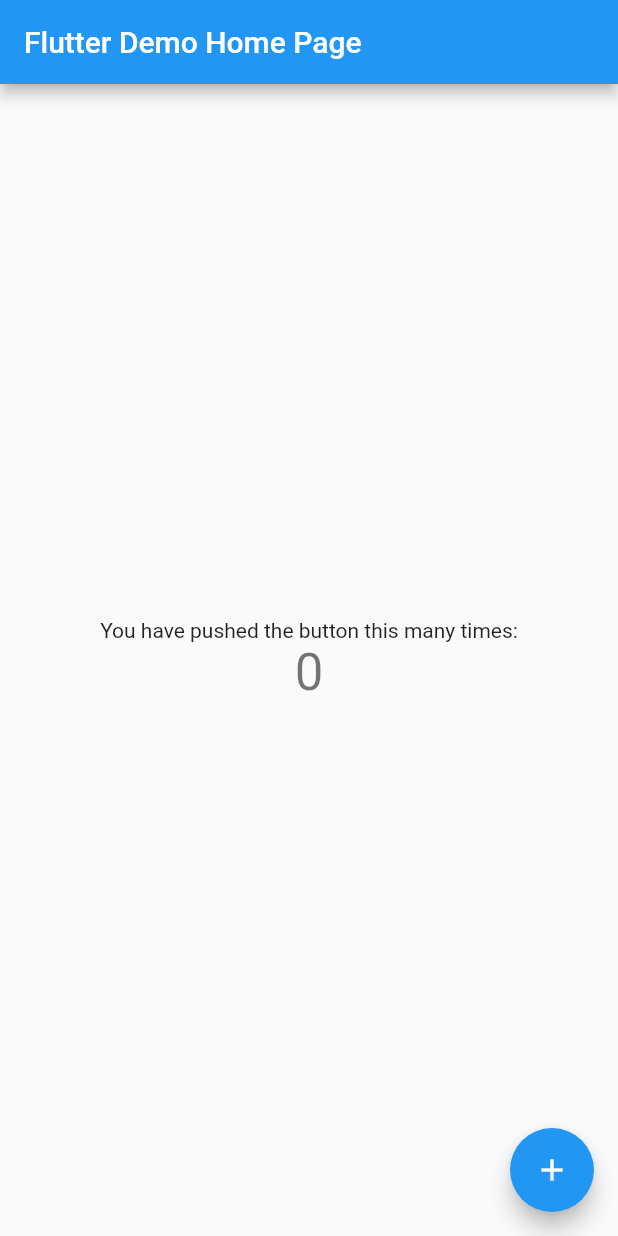
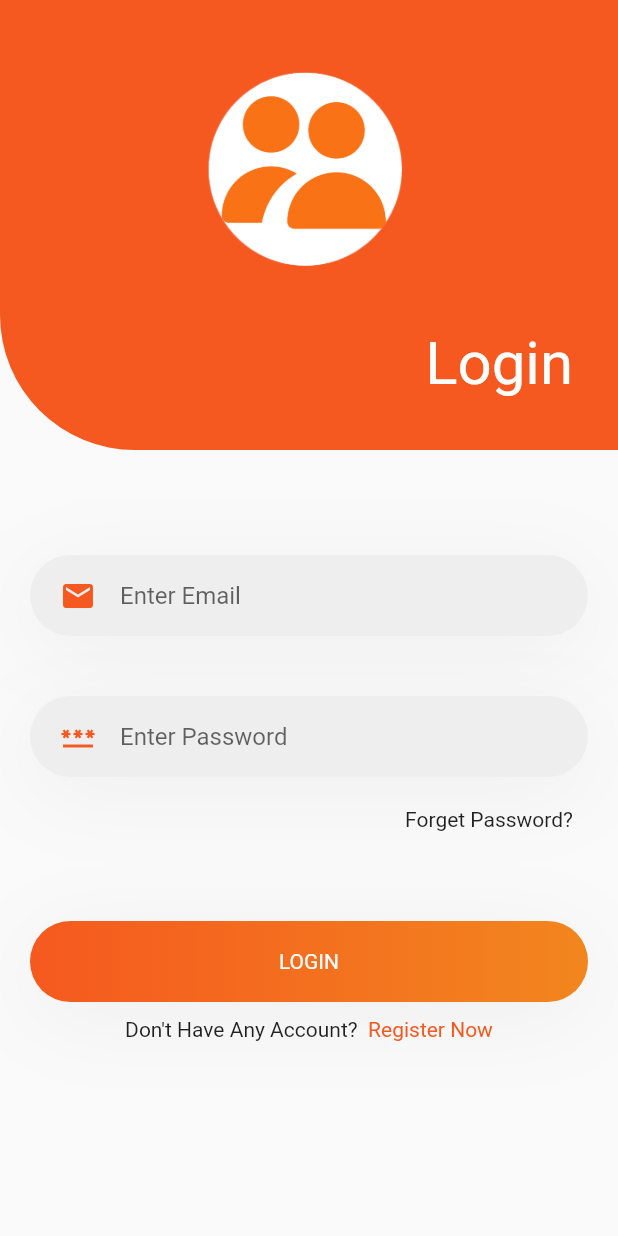
Before and after one commit to lyswedding/mobile, a Flutter app: the screen it shows after launch, on a phone screen of 412 x 824 dp. Run offline on Flutter 3.47's test engine with Material 2 defaults, Android fonts, the phone set to English and light mode, and no system bars.

Commit message:
created login and sign up

```diff
--- /dev/null
+++ b/lib/authentification/login.dart
@@ -0,0 +1,162 @@
+import 'package:flutter/material.dart';
+import 'package:lys_wedding/authentification/signup.dart';
+
+class login extends StatefulWidget {
+  const login({Key? key}) : super(key: key);
+
+  @override
+  _loginState createState() => _loginState();
+}
+
+class _loginState extends State<login> {
+  @override
+  Widget build(BuildContext context) {
+    return loginwidget();
+  }
+
+  Widget loginwidget() {
+    return Scaffold(
+      body: SingleChildScrollView(
+        child: Column(
+          children: [
+            Container(
+                height: 300,
+                decoration: BoxDecoration(
+                    borderRadius:
+                        BorderRadius.only(bottomLeft: Radius.circular(90)),
+                    color: new Color(0xffF5591F)),
+                child: Center(
+                    child: Column(
+                        mainAxisAlignment: MainAxisAlignment.spaceEvenly,
+                        crossAxisAlignment: CrossAxisAlignment.center,
+                        children: [
+                      Container(
+                          height: 150, child: Image.asset("images/icon.png")),
+                      Container(
+                        padding: EdgeInsets.only(right: 30),
+                        alignment: Alignment.bottomRight,
+                        child: Text(
+                          "Login",
+                          style: TextStyle(fontSize: 40, color: Colors.white),
+                        ),
+                      )
+                    ]))),
+            Container(
+              alignment: Alignment.center,
+              margin: EdgeInsets.only(left: 20, right: 20, top: 70),
+              padding: EdgeInsets.only(left: 20, right: 20),
+              height: 54,
+              decoration: BoxDecoration(
+                borderRadius: BorderRadius.circular(50),
+                color: Colors.grey[200],
+                boxShadow: [
+                  BoxShadow(
+                      offset: Offset(0, 10),
+                      blurRadius: 50,
+                      color: Color(0xffEEEEEE)),
+                ],
+              ),
+              child: TextField(
+                cursorColor: Color(0xffF5591F),
+                decoration: InputDecoration(
+                  icon: Icon(
+                    Icons.email,
+                    color: Color(0xffF5591F),
+                  ),
+                  hintText: "Enter Email",
+                  enabledBorder: InputBorder.none,
+                  focusedBorder: InputBorder.none,
+                ),
+              ),
+            ),
+            Container(
+              alignment: Alignment.center,
+              margin: EdgeInsets.only(left: 20, right: 20, top: 40),
+              padding: EdgeInsets.only(left: 20, right: 20),
+              height: 54,
+              decoration: BoxDecoration(
+                borderRadius: BorderRadius.circular(50),
+                color: Colors.grey[200],
+                boxShadow: [
+                  BoxShadow(
+                      offset: Offset(0, 10),
+                      blurRadius: 50,
+                      color: Color(0xffEEEEEE)),
+                ],
+              ),
+              child: TextField(
+                cursorColor: Color(0xffF5591F),
+                decoration: InputDecoration(
+                  icon: Icon(
+                    Icons.password,
+                    color: Color(0xffF5591F),
+                  ),
+                  hintText: "Enter Password",
+                  enabledBorder: InputBorder.none,
+                  focusedBorder: InputBorder.none,
+                ),
+              ),
+            ),
+            Container(
+              margin: EdgeInsets.symmetric(horizontal: 30, vertical: 20),
+              alignment: Alignment.centerRight,
+              child: GestureDetector(
+                onTap: () {},
+                child: Text("Forget Password?"),
+              ),
+            ),
+            GestureDetector(
+              onTap: () {},
+              child: Container(
+                alignment: Alignment.center,
+                margin: EdgeInsets.only(left: 20, right: 20, top: 40),
+                padding: EdgeInsets.only(left: 20, right: 20),
+                height: 54,
+                decoration: BoxDecoration(
+                  gradient: LinearGradient(
+                      colors: [(new Color(0xffF5591F)), new Color(0xffF2861E)],
+                      begin: Alignment.centerLeft,
+                      end: Alignment.centerRight),
+                  borderRadius: BorderRadius.circular(50),
+                  color: Colors.grey[200],
+                  boxShadow: [
+                    BoxShadow(
+                        offset: Offset(0, 10),
+                        blurRadius: 50,
+                        color: Color(0xffEEEEEE)),
+                  ],
+                ),
+                child: Text(
+                  "LOGIN",
+                  style: TextStyle(color: Colors.white),
+                ),
+              ),
+            ),
+            Container(
+              margin: EdgeInsets.only(top: 10),
+              child: Row(
+                mainAxisAlignment: MainAxisAlignment.center,
+                children: [
+                  Text("Don't Have Any Account?  "),
+                  GestureDetector(
+                    child: Text(
+                      "Register Now",
+                      style: TextStyle(color: Color(0xffF5591F)),
+                    ),
+                    onTap: () {
+                      Navigator.push(
+                          context,
+                          MaterialPageRoute(
+                            builder: (context) => Signup(),
+                          ));
+                    },
+                  )
+                ],
+              ),
+            )
+          ],
+        ),
+      ),
+    );
+  }
+}
--- a/lib/main.dart
+++ b/lib/main.dart
@@ -1,4 +1,6 @@
 import 'package:flutter/material.dart';
+import 'package:lys_wedding/authentification/login.dart';
+import 'package:lys_wedding/authentification/signup.dart';
 
 void main() {
   runApp(const MyApp());
@@ -11,105 +13,10 @@ class MyApp extends StatelessWidget {
   @override
   Widget build(BuildContext context) {
     return MaterialApp(
+      debugShowCheckedModeBanner: false,
       title: 'Flutter Demo',
-      theme: ThemeData(
-        // This is the theme of your application.
-        //
-        // Try running your application with "flutter run". You'll see the
-        // application has a blue toolbar. Then, without quitting the app, try
-        // changing the primarySwatch below to Colors.green and then invoke
-        // "hot reload" (press "r" in the console where you ran "flutter run",
-        // or simply save your changes to "hot reload" in a Flutter IDE).
-        // Notice that the counter didn't reset back to zero; the application
-        // is not restarted.
-        primarySwatch: Colors.blue,
-      ),
-      home: const MyHomePage(title: 'Flutter Demo Home Page'),
+      theme: ThemeData(),
+      home: login(),
     );
   }
 }
-
-class MyHomePage extends StatefulWidget {
-  const MyHomePage({Key? key, required this.title}) : super(key: key);
-
-  // This widget is the home page of your application. It is stateful, meaning
-  // that it has a State object (defined below) that contains fields that affect
-  // how it looks.
-
-  // This class is the configuration for the state. It holds the values (in this
-  // case the title) provided by the parent (in this case the App widget) and
-  // used by the build method of the State. Fields in a Widget subclass are
-  // always marked "final".
-
-  final String title;
-
-  @override
-  State<MyHomePage> createState() => _MyHomePageState();
-}
-
-class _MyHomePageState extends State<MyHomePage> {
-  int _counter = 0;
-
-  void _incrementCounter() {
-    setState(() {
-      // This call to setState tells the Flutter framework that something has
-      // changed in this State, which causes it to rerun the build method below
-      // so that the display can reflect the updated values. If we changed
-      // _counter without calling setState(), then the build method would not be
-      // called again, and so nothing would appear to happen.
-      _counter++;
-    });
-  }
-
-  @override
-  Widget build(BuildContext context) {
-    // This method is rerun every time setState is called, for instance as done
-    // by the _incrementCounter method above.
-    //
-    // The Flutter framework has been optimized to make rerunning build methods
-    // fast, so that you can just rebuild anything that needs updating rather
-    // than having to individually change instances of widgets.
-    return Scaffold(
-      appBar: AppBar(
-        // Here we take the value from the MyHomePage object that was created by
-        // the App.build method, and use it to set our appbar title.
-        title: Text(widget.title),
-      ),
-      body: Center(
-        // Center is a layout widget. It takes a single child and positions it
-        // in the middle of the parent.
-        child: Column(
-          // Column is also a layout widget. It takes a list of children and
-          // arranges them vertically. By default, it sizes itself to fit its
-          // children horizontally, and tries to be as tall as its parent.
-          //
-          // Invoke "debug painting" (press "p" in the console, choose the
-          // "Toggle Debug Paint" action from the Flutter Inspector in Android
-          // Studio, or the "Toggle Debug Paint" command in Visual Studio Code)
-          // to see the wireframe for each widget.
-          //
-          // Column has various properties to control how it sizes itself and
-          // how it positions its children. Here we use mainAxisAlignment to
-          // center the children vertically; the main axis here is the vertical
-          // axis because Columns are vertical (the cross axis would be
-          // horizontal).
-          mainAxisAlignment: MainAxisAlignment.center,
-          children: <Widget>[
-            const Text(
-              'You have pushed the button this many times:',
-            ),
-            Text(
-              '$_counter',
-              style: Theme.of(context).textTheme.headline4,
-            ),
-          ],
-        ),
-      ),
-      floatingActionButton: FloatingActionButton(
-        onPressed: _incrementCounter,
-        tooltip: 'Increment',
-        child: const Icon(Icons.add),
-      ), // This trailing comma makes auto-formatting nicer for build methods.
-    );
-  }
-}
--- a/pubspec.yaml
+++ b/pubspec.yaml
@@ -58,9 +58,9 @@ flutter:
   uses-material-design: true
 
   # To add assets to your application, add an assets section, like this:
-  # assets:
-  #   - images/a_dot_burr.jpeg
-  #   - images/a_dot_ham.jpeg
+  assets:
+    - images/icon.png
+
 
   # An image asset can refer to one or more resolution-specific "variants", see
   # https://flutter.dev/assets-and-images/#resolution-aware.
```
Also changed, not shown: lib/authentification/signup.dart (added, +211 -0 lines), images/icon.png (added), lib/authentification/home.dart (added).
